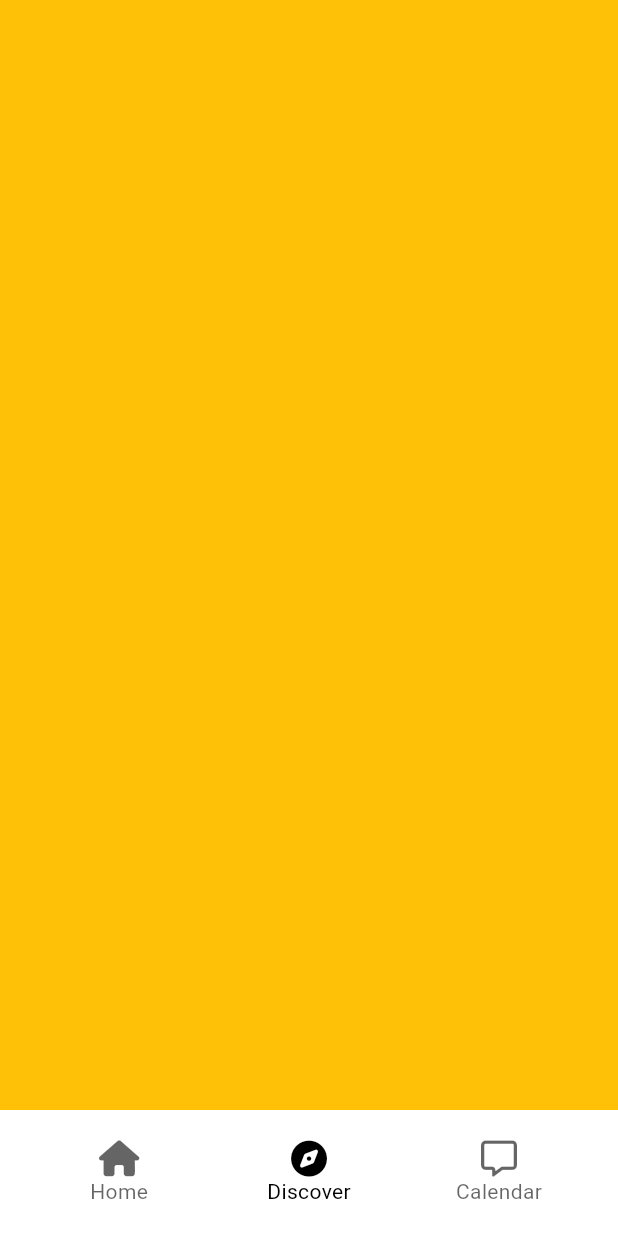
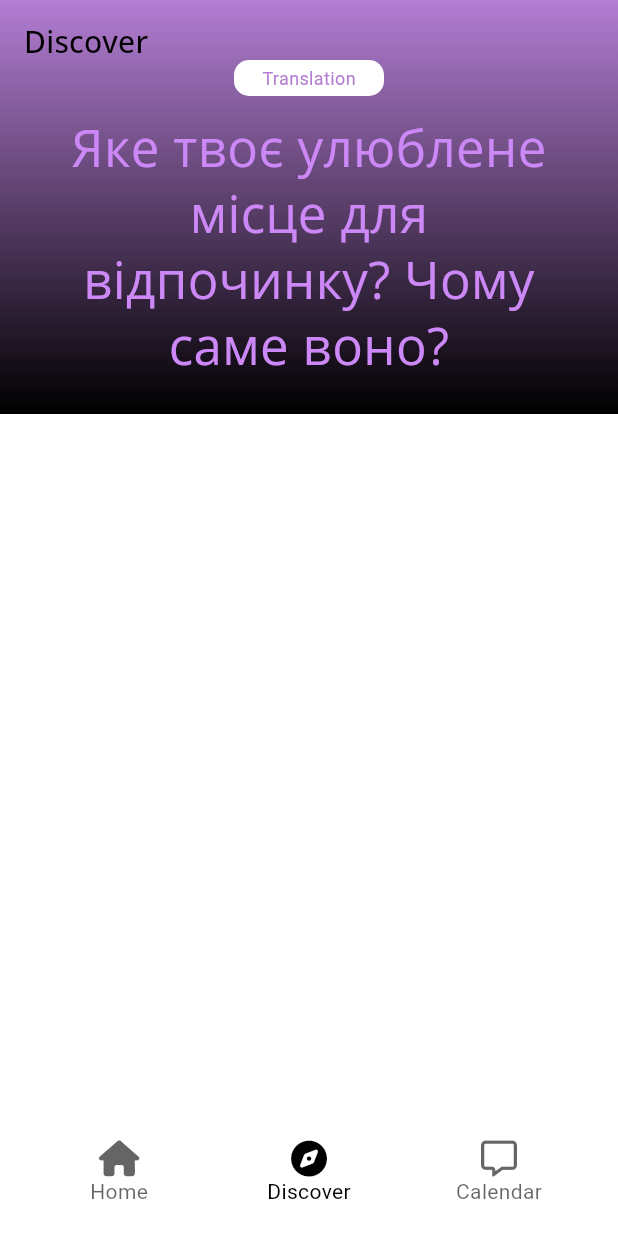
Before and after one commit to jinggumdari/hop-in-english, a Flutter app: the screen it shows after launch, item 2 of the bottom bar chosen, on a phone screen of 412 x 824 dp. Run offline on Flutter 3.47's test engine with Material 3 defaults, Android fonts, the phone set to English and light mode, and no system bars; our stand-ins replace flutter_riverpod, font_awesome_flutter, go_router, google_fonts.

Commit message:
UI] discover screen and main screen

```diff
--- a/lib/common/main_navigation/main_navigation_screen.dart
+++ b/lib/common/main_navigation/main_navigation_screen.dart
@@ -1,5 +1,6 @@
 import 'package:english_helper/common/main_navigation/widgets/nav_tab.dart';
-import 'package:english_helper/main_screen/view/main_screen.dart';
+import 'package:english_helper/discover/discover_screen.dart';
+import 'package:english_helper/main/view/main_screen.dart';
 import 'package:flutter/material.dart';
 import 'package:font_awesome_flutter/font_awesome_flutter.dart';
 import 'package:go_router/go_router.dart';
@@ -38,7 +39,7 @@ class _MainNavigationScreenState extends State<MainNavigationScreen> {
           ),
           Offstage(
             offstage: _selectedIndex != 1,
-            child: Container(color: Colors.amber),
+            child: const DiscoverScreen(),
           ),
           Offstage(
             offstage: _selectedIndex != 2,
--- a/lib/common/utils/main.dart
+++ b/lib/common/utils/main.dart
@@ -26,7 +26,6 @@ void main() async {
 
 class HopInEnglish extends ConsumerWidget {
   const HopInEnglish({super.key});
-  // This widget is the root of your application.
   @override
   Widget build(BuildContext context, WidgetRef ref) {
     return MaterialApp.router(
--- a/lib/common/utils/router.dart
+++ b/lib/common/utils/router.dart
@@ -8,15 +8,15 @@ final routerProvider = Provider(
     return GoRouter(
       initialLocation: "/home",
       routes: [
-        GoRoute(
-          name: '/',
-          path: '/',
-          builder: (context, state) => const Scaffold(
-            body: Center(
-              child: Text('Home'),
-            ),
-          ),
-        ),
+        // GoRoute(
+        //   name: '/',
+        //   path: '/',
+        //   builder: (context, state) => const Scaffold(
+        //     body: Center(
+        //       child: Text('Home'),
+        //     ),
+        //   ),
+        // ),
         GoRoute(
           path: "/:tab(home|discover|calendar)",
           name: MainNavigationScreen.routeName,
--- a/lib/common/utils/theme.dart
+++ b/lib/common/utils/theme.dart
@@ -34,7 +34,7 @@ final TextTheme textTheme = TextTheme(
 
 ColorScheme lightColorScheme = ColorScheme(
   brightness: Brightness.light,
-  primary: const Color(0xFF097D4C), // a darker version of the primary color
+  primary: const Color(0x00b37dd3), // a darker version of the primary color
   primaryContainer: Colors.white,
 
   secondary: const Color(0xFFC2185B), // a darker version of the secondary color
@@ -53,7 +53,7 @@ ColorScheme lightColorScheme = ColorScheme(
 
 ColorScheme darkColorScheme = ColorScheme(
   brightness: Brightness.dark,
-  primary: const Color(0xFF097D4C), // primary color of your app
+  primary: const Color(0x00b37dd3), // primary color of your app
   primaryContainer: Colors.black,
   secondary:
       const Color(0xFFC2185B), // secondary color used for interactive elements
--- /dev/null
+++ b/lib/discover/discover_screen.dart
@@ -0,0 +1,81 @@
+import 'package:english_helper/constants/gaps.dart';
+import 'package:english_helper/constants/sizes.dart';
+import 'package:flutter/material.dart';
+
+class DiscoverScreen extends StatefulWidget {
+  const DiscoverScreen({super.key});
+
+  @override
+  State<DiscoverScreen> createState() => _DiscoverScreenState();
+}
+
+class _DiscoverScreenState extends State<DiscoverScreen> {
+  @override
+  Widget build(BuildContext context) {
+    final width = MediaQuery.of(context).size.width;
+    return Scaffold(
+      appBar: AppBar(
+        bottom: PreferredSize(
+          preferredSize: const Size.fromHeight(220),
+          child: Container(
+            color: Colors.black,
+            width: width,
+          ),
+        ),
+        title: const Text(
+          'Discover',
+        ),
+        flexibleSpace: Container(
+          decoration: const BoxDecoration(
+            gradient: LinearGradient(
+              begin: Alignment.topCenter,
+              end: Alignment.bottomCenter,
+              colors: [
+                Color(0xFFb37dd3),
+                Colors.black,
+              ],
+            ),
+          ),
+          child: Padding(
+            padding: const EdgeInsets.all(Sizes.size24),
+            child: Column(
+              mainAxisAlignment: MainAxisAlignment.end,
+              children: [
+                Container(
+                  width: 100,
+                  height: 24,
+                  decoration: BoxDecoration(
+                    borderRadius: BorderRadius.circular(10),
+                    color: Colors.white,
+                  ),
+                  child: const Center(
+                    child: Text(
+                      'Translation',
+                      style: TextStyle(
+                        color: Color(0xFFb37dd3),
+                        fontSize: 12,
+                      ),
+                    ),
+                  ),
+                ),
+                Gaps.v12,
+                Text(
+                  textAlign: TextAlign.center,
+                  'Яке твоє улюблене місце для відпочинку? Чому саме воно?',
+                  style: Theme.of(context).textTheme.headlineMedium!.copyWith(
+                        color: const Color(0xFFcd88f7),
+                      ),
+                ),
+              ],
+            ),
+          ),
+          // Text(
+          //   'Яке твоє улюблене місце для відпочинку? Чому саме воно?',
+          //   style: Theme.of(context).textTheme.headlineMedium,
+          // ),
+          // const SizedBox(height: 10),
+        ),
+      ),
+    );
+  }
+}
```
Also changed, not shown: lib/main/view/main_screen.dart (added, +185 -0 lines), lib/main_screen/view/main_screen.dart (deleted, +0 -18 lines), 3 other files.
